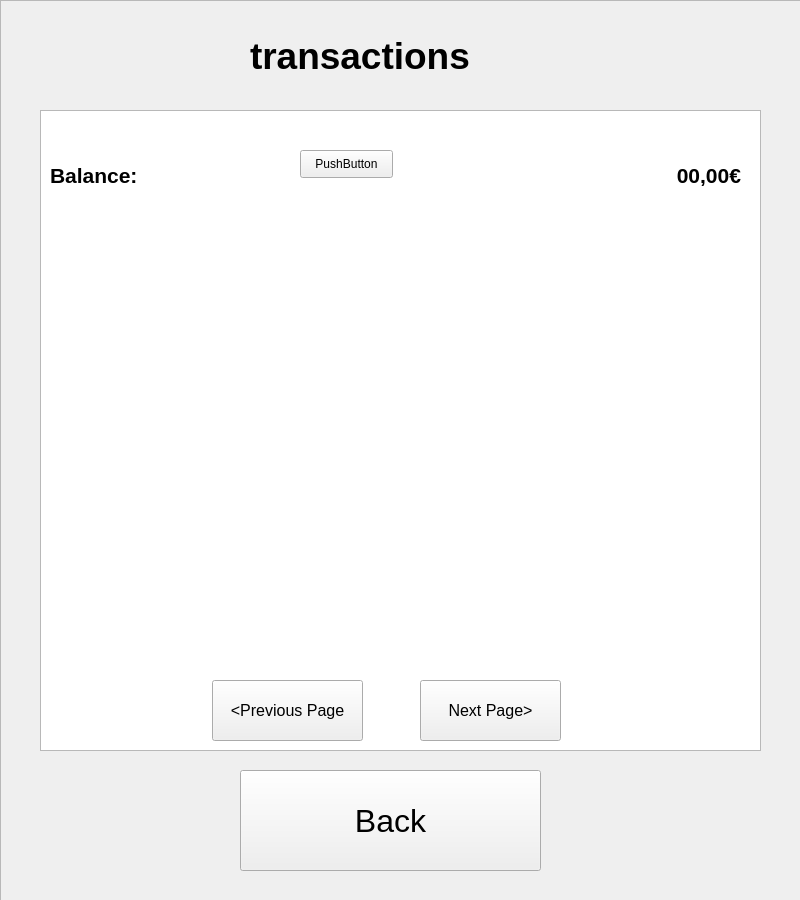
Old version of the form BankSim2/BankSimulation/tilitapahtumat.ui in the repository Vaara/BankSim100.
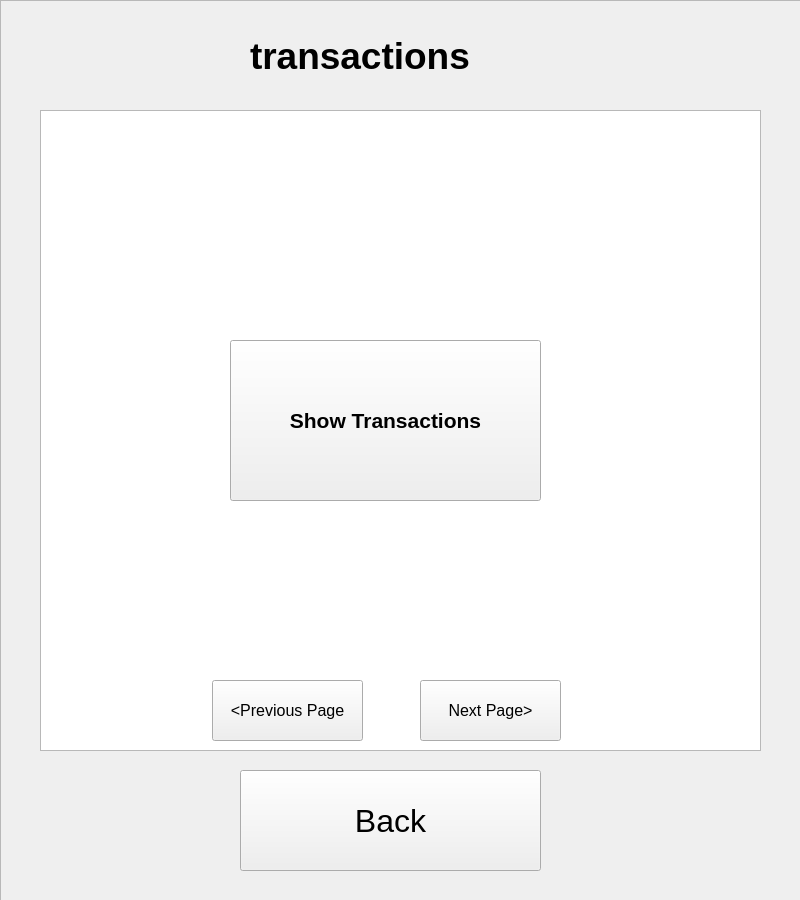
New version of the form.

Diff of the .ui file:
```diff
--- a/BankSim2/BankSimulation/tilitapahtumat.ui
+++ b/BankSim2/BankSimulation/tilitapahtumat.ui
@@ -62,9 +62,9 @@
     <property name="geometry">
      <rect>
       <x>50</x>
-      <y>150</y>
+      <y>160</y>
       <width>211</width>
-      <height>51</height>
+      <height>41</height>
      </rect>
     </property>
     <property name="font">
@@ -75,7 +75,7 @@
      </font>
     </property>
     <property name="text">
-     <string>Balance:</string>
+     <string/>
     </property>
    </widget>
    <widget class="QLabel" name="label">
@@ -115,25 +115,12 @@
      </font>
     </property>
     <property name="text">
-     <string>00,00€</string>
+     <string/>
     </property>
     <property name="alignment">
      <set>Qt::AlignRight|Qt::AlignTrailing|Qt::AlignVCenter</set>
     </property>
    </widget>
-   <widget class="QPushButton" name="pushButton">
-    <property name="geometry">
-     <rect>
-      <x>300</x>
-      <y>150</y>
-      <width>93</width>
-      <height>28</height>
-     </rect>
-    </property>
-    <property name="text">
-     <string>PushButton</string>
-    </property>
-   </widget>
    <widget class="QStackedWidget" name="stackedWidget">
     <property name="geometry">
      <rect>
@@ -143,7 +130,28 @@
       <height>471</height>
      </rect>
     </property>
-    <widget class="QWidget" name="page"/>
+    <widget class="QWidget" name="page">
+     <widget class="QPushButton" name="pushButton">
+      <property name="geometry">
+       <rect>
+        <x>180</x>
+        <y>140</y>
+        <width>311</width>
+        <height>161</height>
+       </rect>
+      </property>
+      <property name="font">
+       <font>
+        <pointsize>16</pointsize>
+        <weight>75</weight>
+        <bold>true</bold>
+       </font>
+      </property>
+      <property name="text">
+       <string>Show Transactions</string>
+      </property>
+     </widget>
+    </widget>
     <widget class="QWidget" name="page_2"/>
    </widget>
    <widget class="QPushButton" name="nextPageButton">
@@ -182,6 +190,72 @@
      <string>&lt;Previous Page</string>
     </property>
    </widget>
+   <widget class="QLabel" name="labelPageNumber">
+    <property name="geometry">
+     <rect>
+      <x>370</x>
+      <y>685</y>
+      <width>41</width>
+      <height>51</height>
+     </rect>
+    </property>
+    <property name="font">
+     <font>
+      <pointsize>14</pointsize>
+      <weight>50</weight>
+      <bold>false</bold>
+     </font>
+    </property>
+    <property name="text">
+     <string/>
+    </property>
+    <property name="alignment">
+     <set>Qt::AlignCenter</set>
+    </property>
+   </widget>
+   <widget class="QLabel" name="labelLastLogin">
+    <property name="geometry">
+     <rect>
+      <x>50</x>
+      <y>120</y>
+      <width>191</width>
+      <height>31</height>
+     </rect>
+    </property>
+    <property name="font">
+     <font>
+      <pointsize>16</pointsize>
+      <weight>75</weight>
+      <bold>true</bold>
+     </font>
+    </property>
+    <property name="text">
+     <string/>
+    </property>
+   </widget>
+   <widget class="QLabel" name="labelLastLogin_2">
+    <property name="geometry">
+     <rect>
+      <x>344</x>
+      <y>110</y>
+      <width>401</width>
+      <height>41</height>
+     </rect>
+    </property>
+    <property name="font">
+     <font>
+      <pointsize>16</pointsize>
+      <weight>75</weight>
+      <bold>true</bold>
+     </font>
+    </property>
+    <property name="text">
+     <string/>
+    </property>
+    <property name="alignment">
+     <set>Qt::AlignRight|Qt::AlignTrailing|Qt::AlignVCenter</set>
+    </property>
+   </widget>
   </widget>
  </widget>
  <resources/>
```
Left out of the diff: 2 changed lines with no effect on the pictures.
